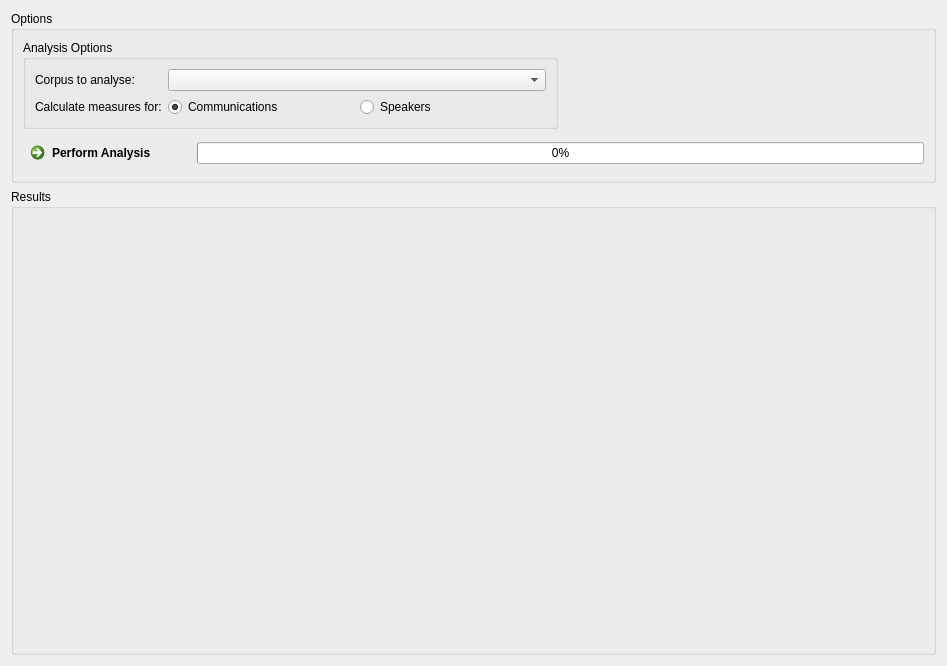
This is app/statistics/basic/StatisticsPluginBasicWidget.ui in praaline/Praaline as Qt 5 draws it before an edit. The edited form follows.
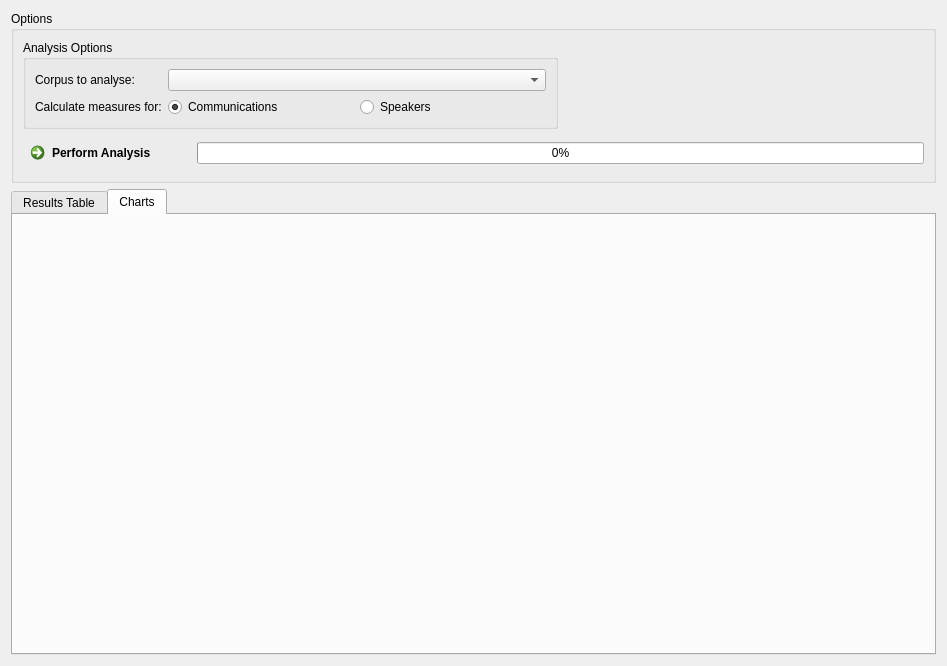
This is the edited form.

```diff
--- a/app/statistics/basic/StatisticsPluginBasicWidget.ui
+++ b/app/statistics/basic/StatisticsPluginBasicWidget.ui
@@ -128,17 +128,34 @@
     </widget>
    </item>
    <item row="1" column="0">
-    <widget class="QGroupBox" name="groupBoxResults">
-     <property name="sizePolicy">
-      <sizepolicy hsizetype="Preferred" vsizetype="Expanding">
-       <horstretch>0</horstretch>
-       <verstretch>2</verstretch>
-      </sizepolicy>
+    <widget class="QTabWidget" name="tabWidget">
+     <property name="tabPosition">
+      <enum>QTabWidget::North</enum>
      </property>
-     <property name="title">
-      <string>Results</string>
+     <property name="tabShape">
+      <enum>QTabWidget::Rounded</enum>
      </property>
-     <layout class="QGridLayout" name="gridLayoutResults"/>
+     <property name="currentIndex">
+      <number>1</number>
+     </property>
+     <property name="movable">
+      <bool>true</bool>
+     </property>
+     <property name="tabBarAutoHide">
+      <bool>false</bool>
+     </property>
+     <widget class="QWidget" name="tabResultsTable">
+      <attribute name="title">
+       <string>Results Table</string>
+      </attribute>
+      <layout class="QGridLayout" name="gridLayoutResults"/>
+     </widget>
+     <widget class="QWidget" name="tabCharts">
+      <attribute name="title">
+       <string>Charts</string>
+      </attribute>
+      <layout class="QGridLayout" name="gridLayoutCharts"/>
+     </widget>
     </widget>
    </item>
   </layout>
```
